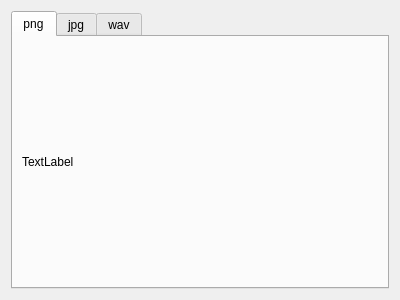
Above: DiplomWork/StegLove/dialogfilerec.ui from Cpp-Gleb/study before the change. Below: the same form after it.
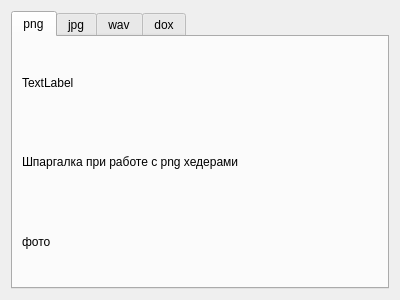
That is the form after the change. The open tabs and pages were chosen to show the change.

```diff
--- a/DiplomWork/StegLove/dialogfilerec.ui
+++ b/DiplomWork/StegLove/dialogfilerec.ui
@@ -23,7 +23,7 @@
       <attribute name="title">
        <string>png</string>
       </attribute>
-      <layout class="QHBoxLayout" name="horizontalLayout_2">
+      <layout class="QVBoxLayout" name="verticalLayout_2">
        <item>
         <widget class="QLabel" name="png">
          <property name="text">
@@ -31,6 +31,20 @@
          </property>
         </widget>
        </item>
+       <item>
+        <widget class="QLabel" name="label">
+         <property name="text">
+          <string>Шпаргалка при работе с png хедерами</string>
+         </property>
+        </widget>
+       </item>
+       <item>
+        <widget class="QLabel" name="HelpPic">
+         <property name="text">
+          <string>фото</string>
+         </property>
+        </widget>
+       </item>
       </layout>
      </widget>
      <widget class="QWidget" name="tab_2">
@@ -69,6 +83,20 @@
        </item>
       </layout>
      </widget>
+     <widget class="QWidget" name="tab_4">
+      <attribute name="title">
+       <string>dox</string>
+      </attribute>
+      <layout class="QHBoxLayout" name="horizontalLayout_4">
+       <item>
+        <widget class="QLabel" name="doc">
+         <property name="text">
+          <string>TextLabel</string>
+         </property>
+        </widget>
+       </item>
+      </layout>
+     </widget>
     </widget>
    </item>
   </layout>
```
Left out of the diff: 18 changed lines with no effect on the pictures.
